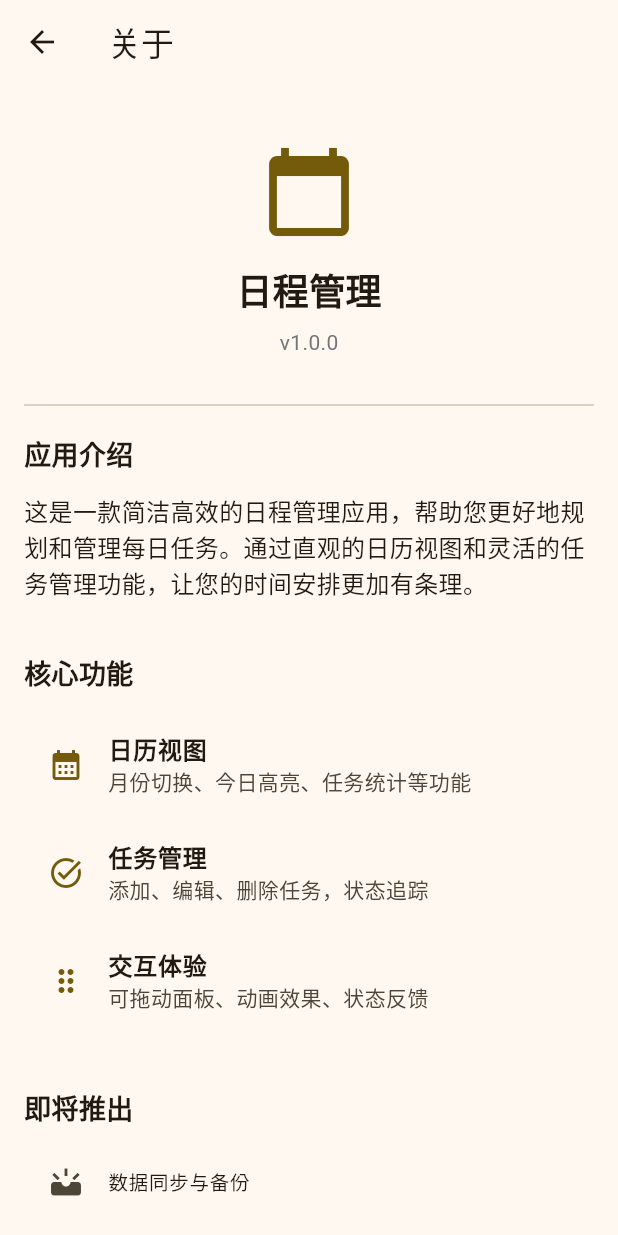
After one commit to 7788ken/Collaborative-Calendar, a Flutter app: the AboutPage screen opened directly, on a phone screen of 412 x 824 dp. The commit adds this screen. Run offline on Flutter 3.47's test engine with Material 3 defaults, Android fonts, the phone set to English and light mode, and no system bars.

Commit message:
主要功能： 显示 APP Logo 和版本号 应用介绍说明 核心功能展示 即将推出的功能列表 开发者信息 使用分区和图标让界面更直观 支持滚动查看全部内容

```diff
--- /dev/null
+++ b/lib/pages/profile/about_page.dart
@@ -0,0 +1,175 @@
+import 'package:flutter/material.dart';
+
+class AboutPage extends StatelessWidget {
+  const AboutPage({super.key});
+
+  @override
+  Widget build(BuildContext context) {
+    return Scaffold(
+      appBar: AppBar(
+        title: const Text('关于'),
+      ),
+      body: ListView(
+        padding: const EdgeInsets.all(16),
+        children: [
+          // APP Logo
+          Container(
+            alignment: Alignment.center,
+            padding: const EdgeInsets.symmetric(vertical: 24),
+            child: Column(
+              children: [
+                Icon(
+                  Icons.calendar_today,
+                  size: 64,
+                  color: Theme.of(context).colorScheme.primary,
+                ),
+                const SizedBox(height: 16),
+                const Text(
+                  '日程管理',
+                  style: TextStyle(
+                    fontSize: 24,
+                    fontWeight: FontWeight.bold,
+                  ),
+                ),
+                const SizedBox(height: 8),
+                Text(
+                  'v1.0.0',
+                  style: TextStyle(
+                    color: Colors.grey[600],
+                  ),
+                ),
+              ],
+            ),
+          ),
+          const Divider(),
+          // APP 介绍
+          const _SectionTitle('应用介绍'),
+          const _ContentText(
+            '这是一款简洁高效的日程管理应用，帮助您更好地规划和管理每日任务。'
+            '通过直观的日历视图和灵活的任务管理功能，让您的时间安排更加有条理。'
+          ),
+          const SizedBox(height: 24),
+          // 核心功能
+          const _SectionTitle('核心功能'),
+          const _FeatureItem(
+            icon: Icons.calendar_month,
+            title: '日历视图',
+            description: '月份切换、今日高亮、任务统计等功能',
+          ),
+          const _FeatureItem(
+            icon: Icons.task_alt,
+            title: '任务管理',
+            description: '添加、编辑、删除任务，状态追踪',
+          ),
+          const _FeatureItem(
+            icon: Icons.drag_indicator,
+            title: '交互体验',
+            description: '可拖动面板、动画效果、状态反馈',
+          ),
+          const SizedBox(height: 24),
+          // 即将推出
+          const _SectionTitle('即将推出'),
+          const _FutureFeatureItem('数据同步与备份'),
+          const _FutureFeatureItem('日程分类管理'),
+          const _FutureFeatureItem('提醒功能'),
+          const _FutureFeatureItem('日程搜索'),
+          const _FutureFeatureItem('数据导入导出'),
+          const _FutureFeatureItem('深色模式'),
+          const _FutureFeatureItem('多语言支持'),
+          const SizedBox(height: 24),
+          // 开发者信息
+          const _SectionTitle('开发者'),
+          ListTile(
+            leading: const Icon(Icons.code),
+            title: const Text('开源项目'),
+            subtitle: const Text('欢迎贡献代码和提出建议'),
+            onTap: () {
+              // TODO: 打开项目地址
+            },
+          ),
+        ],
+      ),
+    );
+  }
+}
+
+class _SectionTitle extends StatelessWidget {
+  final String text;
+
+  const _SectionTitle(this.text);
+
+  @override
+  Widget build(BuildContext context) {
+    return Padding(
+      padding: const EdgeInsets.symmetric(vertical: 12),
+      child: Text(
+        text,
+        style: const TextStyle(
+          fontSize: 18,
+          fontWeight: FontWeight.bold,
+        ),
+      ),
+    );
+  }
+}
+
+class _ContentText extends StatelessWidget {
+  final String text;
+
+  const _ContentText(this.text);
+
+  @override
+  Widget build(BuildContext context) {
+    return Text(
+      text,
+      style: const TextStyle(
+        fontSize: 16,
+        height: 1.5,
+      ),
+    );
+  }
+}
+
+class _FeatureItem extends StatelessWidget {
+  final IconData icon;
+  final String title;
+  final String description;
+
+  const _FeatureItem({
+    required this.icon,
+    required this.title,
+    required this.description,
+  });
+
+  @override
+  Widget build(BuildContext context) {
+    return ListTile(
+      leading: Icon(
+        icon,
+        color: Theme.of(context).colorScheme.primary,
+      ),
+      title: Text(
+        title,
+        style: const TextStyle(
+          fontWeight: FontWeight.bold,
+        ),
+      ),
+      subtitle: Text(description),
+    );
+  }
+}
+
+class _FutureFeatureItem extends StatelessWidget {
+  final String feature;
+
+  const _FutureFeatureItem(this.feature);
+
+  @override
+  Widget build(BuildContext context) {
+    return ListTile(
+      leading: const Icon(Icons.upcoming),
+      title: Text(feature),
+      dense: true,
+    );
+  }
+}
--- a/lib/pages/profile/profile_page.dart
+++ b/lib/pages/profile/profile_page.dart
@@ -1,5 +1,6 @@
 import 'package:flutter/material.dart';
 import 'widgets/menu_item.dart';
+import 'about_page.dart';
 
 class ProfilePage extends StatelessWidget {
   const ProfilePage({super.key});
@@ -78,11 +79,17 @@ class ProfilePage extends StatelessWidget {
                 },
               ),
               _buildDivider(),
-              MenuItem(
-                icon: Icons.info_outline,
-                title: '关于 App',
+              ListTile(
+                leading: const Icon(Icons.info_outline),
+                title: const Text('关于'),
+                trailing: const Icon(Icons.chevron_right),
                 onTap: () {
-                  // TODO: 显示关于页面
+                  Navigator.push(
+                    context,
+                    MaterialPageRoute(
+                      builder: (context) => const AboutPage(),
+                    ),
+                  );
                 },
               ),
               _buildDivider(),
--- a/lib/pages/schedule/widgets/calendar_grid.dart
+++ b/lib/pages/schedule/widgets/calendar_grid.dart
@@ -137,7 +137,7 @@ class CalendarGrid extends StatelessWidget {
           color: isToday
             ? Theme.of(context).colorScheme.primary
             : isSelected
-              ? Theme.of(context).colorScheme.primary.withOpacity(0.1)
+              ? Theme.of(context).colorScheme.primary.withAlpha(26)
               : null,
           border: !isToday ? Border.all(
             color: Colors.grey[300]!,
@@ -176,7 +176,7 @@ class CalendarGrid extends StatelessWidget {
                       ),
                       decoration: BoxDecoration(
                         color: isToday
-                          ? Colors.white.withOpacity(0.9)  // 今天的指示器背景改为白色
+                          ? Colors.white.withAlpha(230)
                           : Colors.green[100],
                         borderRadius: BorderRadius.circular(4),
                       ),
@@ -201,7 +201,7 @@ class CalendarGrid extends StatelessWidget {
                       ),
                       decoration: BoxDecoration(
                         color: isToday
-                          ? Colors.white.withOpacity(0.9)  // 今天的指示器背景改为白色
+                          ? Colors.white.withAlpha(230)
                           : Colors.red[100],
                         borderRadius: BorderRadius.circular(4),
                       ),
```
